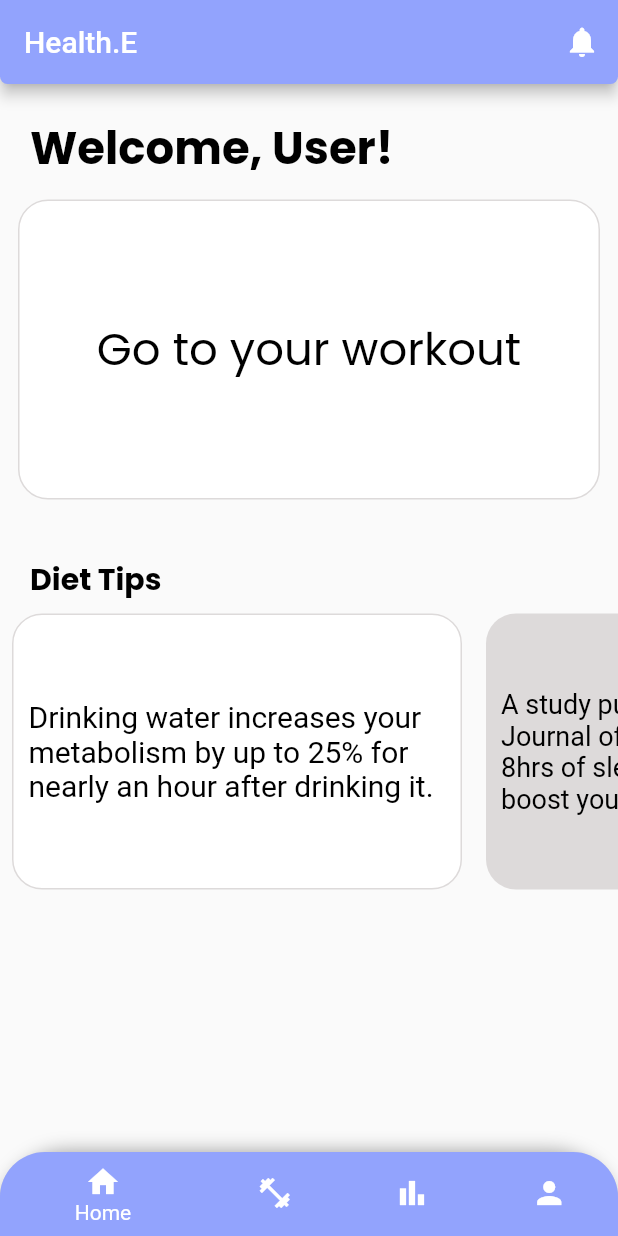
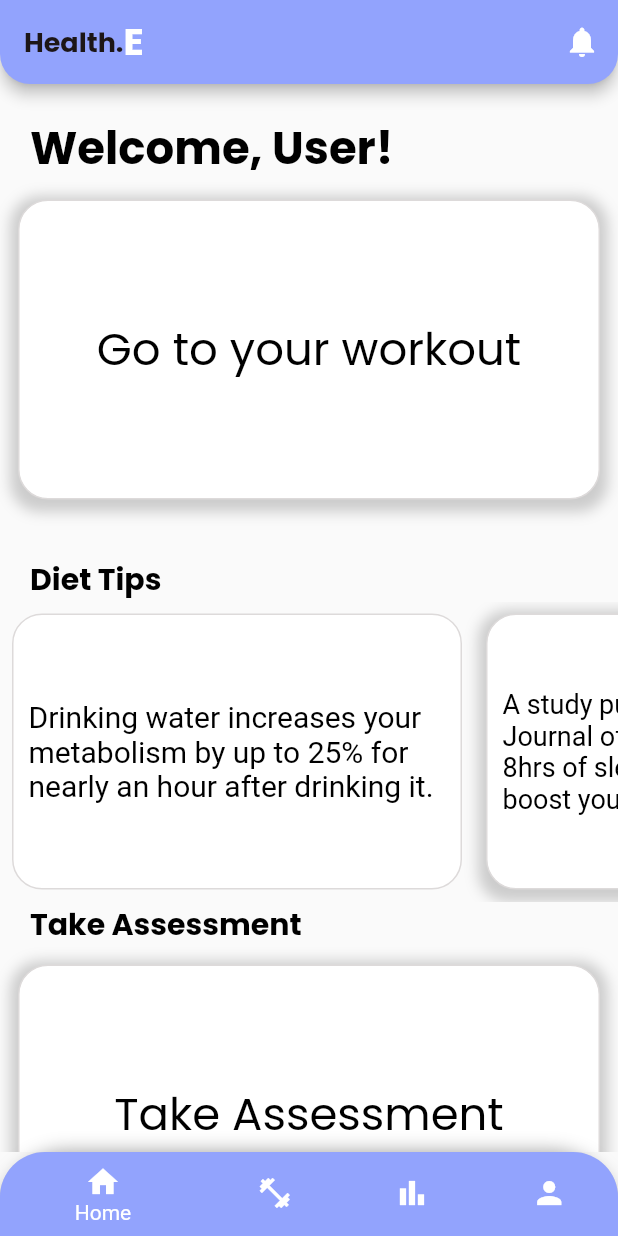
Before and after one commit to WSU-4110/health.e, a Flutter app: the screen it shows once a user with an empty profile is signed in, on a phone screen of 412 x 824 dp. Run offline on Flutter 3.47's test engine with Material 2 defaults, Android fonts, the light colour scheme and no system bars; our stand-ins replace firebase_auth, firebase_core, flutter_svg, get, google_fonts, pinput and 1 more; accounts and stored records are empty.

Commit message:
AppBar, BoxShadow, Assessment Link

```diff
--- a/lib/screen/home_screen/MainPage.dart
+++ b/lib/screen/home_screen/MainPage.dart
@@ -1,6 +1,7 @@
 import 'package:flutter/material.dart';
 import 'package:google_fonts/google_fonts.dart';
 import 'package:healthe/screen/home_screen/workouts.dart';
+import 'package:healthe/screen/startup_screens/assessment_screen.dart';
 import 'package:healthe/value/color.dart';
 
 class MainPage extends StatefulWidget {
@@ -14,7 +15,9 @@ class _MainPageState extends State<MainPage> {
   @override
   Widget build(BuildContext context) {
     return Scaffold(
-        body: Column(
+        body: SingleChildScrollView(
+          scrollDirection: Axis.vertical,
+          child: Column(
             crossAxisAlignment: CrossAxisAlignment.start,
             children: [
 
@@ -54,6 +57,15 @@ class _MainPageState extends State<MainPage> {
                             width: 100,
                             height: 200,
                             decoration: BoxDecoration(
+                              boxShadow:
+                              [
+                                BoxShadow(
+                                  color: Colors.grey.withOpacity(0.5),
+                                  spreadRadius: 5,
+                                  blurRadius: 7,
+                                  offset: Offset(0, 3), // changes position of shadow
+                                ),
+                              ],
                                 borderRadius: BorderRadius.circular(20),
                                 color: Colors.white,
                                 border: Border.all(color: grayColors),
@@ -122,7 +134,20 @@ class _MainPageState extends State<MainPage> {
                           onTap: () {},
                           child: Container(
                             width: 300,
-                          decoration: BoxDecoration(borderRadius: BorderRadius.circular(20), color: grayColors),
+                            decoration: BoxDecoration(
+                              boxShadow:
+                              [
+                                BoxShadow(
+                                  color: Colors.grey.withOpacity(0.5),
+                                  spreadRadius: 5,
+                                  blurRadius: 7,
+                                  offset: Offset(0, 3), // changes position of shadow
+                                ),
+                              ],
+                              borderRadius: BorderRadius.circular(20),
+                              color: Colors.white,
+                              border: Border.all(color: grayColors),
+                            ),
                             child: Container(
                               margin: const EdgeInsets.only(left:10, right: 10),
                               child: const Center(
@@ -141,7 +166,20 @@ class _MainPageState extends State<MainPage> {
                           child: Container(
                             width: 300,
                             height: 500 ,
-                          decoration: BoxDecoration(borderRadius: BorderRadius.circular(20), color: grayColors),
+                            decoration: BoxDecoration(
+                              boxShadow:
+                              [
+                                BoxShadow(
+                                  color: Colors.grey.withOpacity(0.5),
+                                  spreadRadius: 5,
+                                  blurRadius: 7,
+                                  offset: Offset(0, 3), // changes position of shadow
+                                ),
+                              ],
+                              borderRadius: BorderRadius.circular(20),
+                              color: Colors.white,
+                              border: Border.all(color: grayColors),
+                            ),
                             child: Container(
                               margin: const EdgeInsets.only(left:10, right: 10),
                               child: const Center(
@@ -155,8 +193,73 @@ class _MainPageState extends State<MainPage> {
                       ),
                     ],
                   )
+
+
+
+              ),
+
+              Container(
+                  margin: const EdgeInsets.only(left:20),
+                  child: Text("Take Assessment",
+                      style: GoogleFonts.poppins(
+                        color: Colors.black,
+                        fontSize: 20.0,
+                        fontWeight: FontWeight.w700,
+                      )
+                  )
+              ),
+
+              Container(
+                  height: 250,
+                  child: ListView(
+                    physics: const NeverScrollableScrollPhysics(),
+
+                    children: [
+                      Padding(
+                        padding: const EdgeInsets.all(12.0),
+                        child: InkWell(
+                          onTap: () {
+                            {
+                              Navigator.push(
+                                context,
+                                MaterialPageRoute(builder: (
+                                    context) => QuizScreen()),);
+                            }
+                          },
+                          child: Container(
+                            width: 100,
+                            height: 200,
+                            decoration: BoxDecoration(
+                              boxShadow:
+                              [
+                                BoxShadow(
+                                  color: Colors.grey.withOpacity(0.5),
+                                  spreadRadius: 5,
+                                  blurRadius: 7,
+                                  offset: Offset(0, 3), // changes position of shadow
                                 ),
                               ],
+                              borderRadius: BorderRadius.circular(20),
+                              color: Colors.white,
+                              border: Border.all(color: grayColors),
+
+
+                            ),
+                            child: Center(
+                                child: Text("Take Assessment" ,
+                                    style: GoogleFonts.poppins(
+                                      color: Colors.black,
+                                      fontSize: 30,
+                                    ))
+                            ),
+                          ),
+                        ),
+                      ), ],
+                  )
+              ),
+
+            ],
+          ),
         )
     );
   }
--- a/lib/screen/home_screen/home_screen.dart
+++ b/lib/screen/home_screen/home_screen.dart
@@ -1,5 +1,6 @@
 
 import 'package:flutter/material.dart';
+import 'package:google_fonts/google_fonts.dart';
 import 'package:healthe/screen/home_screen/user_settings.dart';
 import 'package:firebase_auth/firebase_auth.dart';
 import 'package:healthe/database/auth.dart';
@@ -81,10 +82,22 @@ List<IconData> icon = [
 
       appBar: AppBar(
         automaticallyImplyLeading: false,
-        title: const Text("Health.E"),
+        title:  Row(
+          mainAxisAlignment: MainAxisAlignment.start,
+          children: [
+            Text(
+              "Health.",
+              style: GoogleFonts.poppins(fontSize: 18, fontWeight: FontWeight.bold, color: blackColors),
+            ),
+            Text(
+              "E",
+              style: GoogleFonts.poppins(fontSize: 25, fontWeight: FontWeight.bold, color: whiteColors),
+            )
+          ],
+        ),
         backgroundColor: gradientColors_1,
         shape: const RoundedRectangleBorder(
-            borderRadius: BorderRadius.vertical(bottom: Radius.circular(5.0))
+            borderRadius: BorderRadius.vertical(bottom: Radius.circular(20.0))
         ),
         shadowColor: Colors.black,
         actions: <Widget> [
```
Also changed, not shown: 1 other file. Lines whose indentation alone changed are shown as unchanged.
